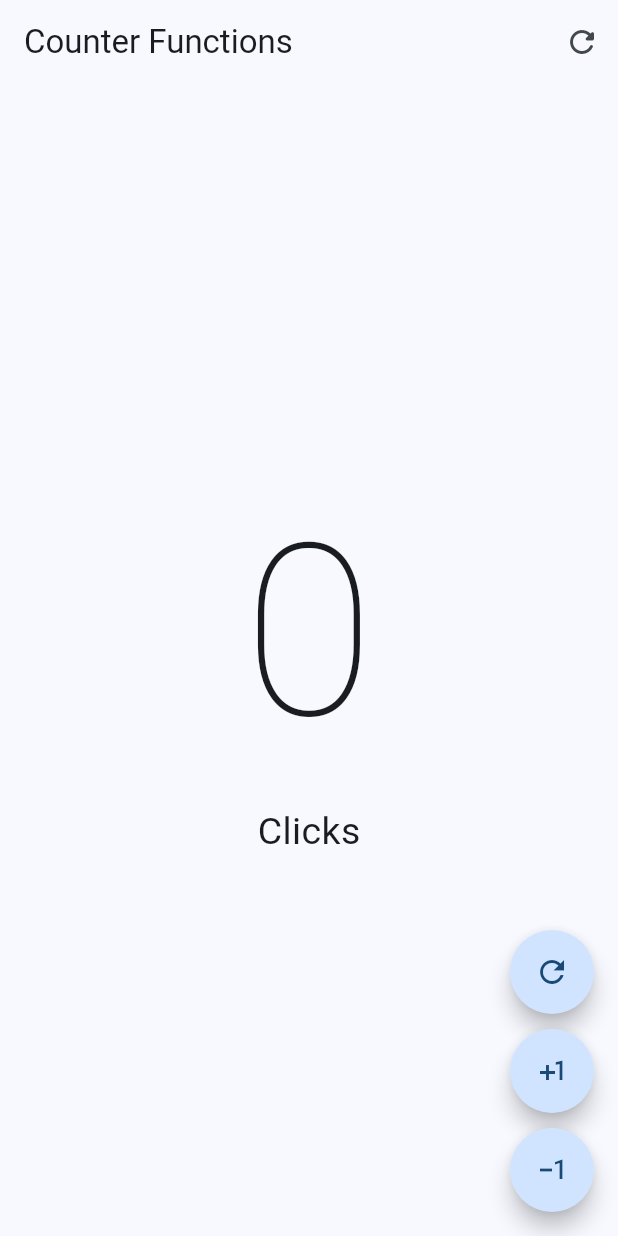
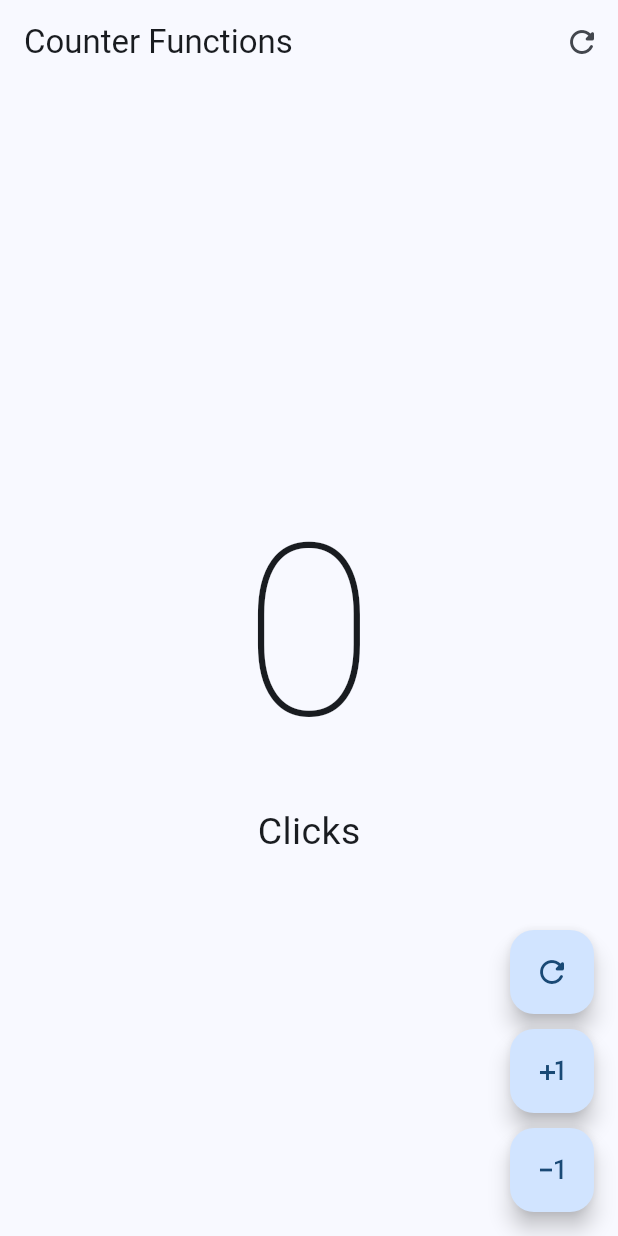
Before and after one commit to KevCristensen/FlutterCounter_Basic, a Flutter app: the screen it shows after launch, on a phone screen of 412 x 824 dp. Run offline on Flutter 3.47's test engine with Material 3 defaults, Android fonts, the phone set to English and light mode, and no system bars.

```diff
--- a/lib/presentation/screens/counter/counter_functions_screen.dart
+++ b/lib/presentation/screens/counter/counter_functions_screen.dart
@@ -40,37 +40,56 @@ class _CounterFunctionsScreenState extends State<CounterFunctionsScreen> {
         floatingActionButton: Column(
           mainAxisAlignment: MainAxisAlignment.end,
           children: [
-            FloatingActionButton(
-              shape: const StadiumBorder(),
+            CustomButton(
+              icon: Icons.refresh_rounded,
               onPressed: () {
                 setState(() {
                   clickCounter = 0;
                 });
               },
-              child: const Icon(Icons.refresh_outlined),
-            ),
+              ),
             const SizedBox(height: 10),
-            FloatingActionButton(
-              shape: const StadiumBorder(),
+            CustomButton(
+              icon: Icons.plus_one,
               onPressed: () {
                 setState(() {
                   clickCounter++;
                 });
               },
-              child: const Icon(Icons.plus_one),
-            ),
+              ),
             const SizedBox(height: 10),
-            FloatingActionButton(
-              shape: const StadiumBorder(),
+            CustomButton(
+              icon: Icons.exposure_minus_1_outlined,
               onPressed: () {
                 setState(() {
+                  if (clickCounter == 0) return;
                   clickCounter--;
                 });
               },
-              child: const Icon(Icons.exposure_minus_1_outlined),
-            ),
+              ),
           ],
         )
       );
   }
 }
+
+class CustomButton extends StatelessWidget {
+
+  final IconData icon;
+  final VoidCallback? onPressed;
+
+  const CustomButton({
+    super.key,
+    required this.icon,
+    this.onPressed,
+  });
+
+  @override
+  Widget build(BuildContext context) {
+    return FloatingActionButton(
+      //shape: const StadiumBorder(),
+      onPressed: onPressed,
+      child: Icon(icon),
+    );
+  }
+}
```
